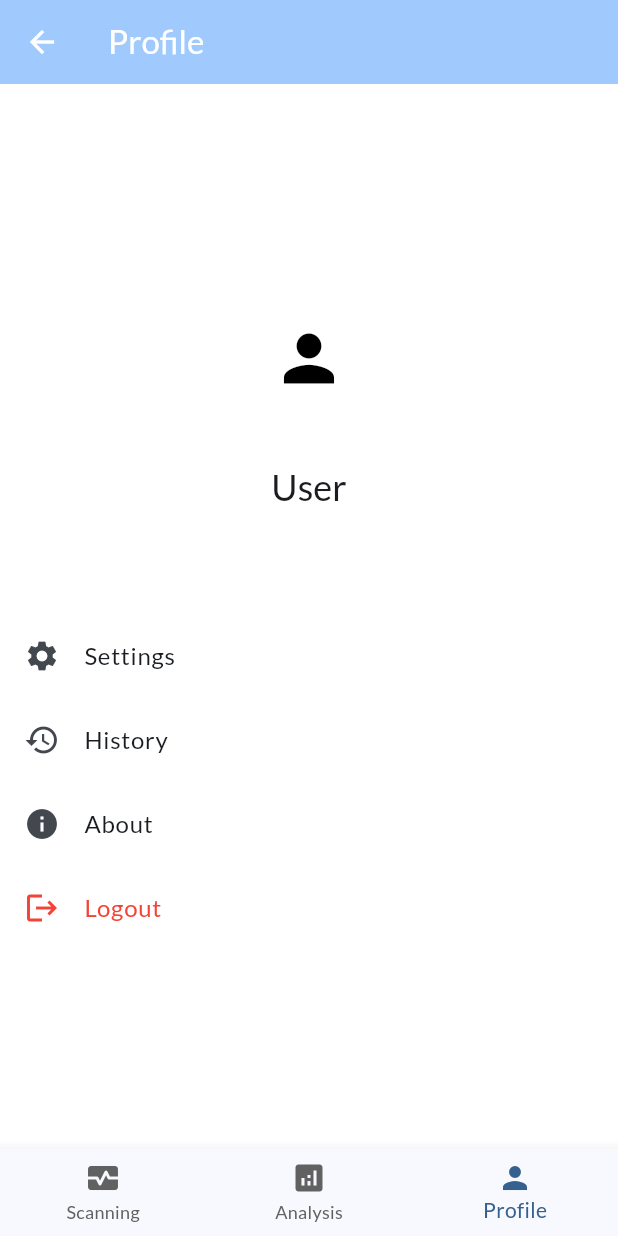
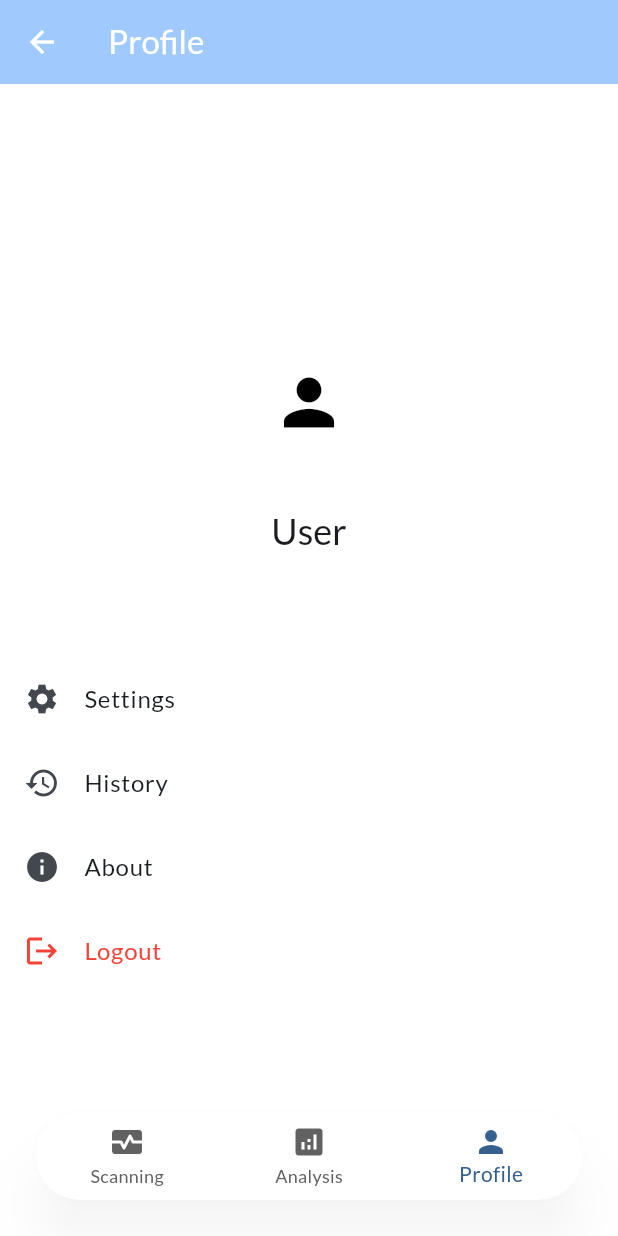
Before and after one commit to poqob/ekg-vision-app, a Flutter app: the HomeScreen screen opened by its route, item 3 of the bottom bar chosen, on a phone screen of 412 x 824 dp. Run offline on Flutter 3.47's test engine with Material 3 defaults, Android fonts, the phone set to English and light mode, and no system bars; our stand-ins replace file_picker, flutter_animate, flutter_svg, google_fonts, image_picker, shared_preferences; accounts and stored records are empty; network calls fail.

Commit message:
bottom navigation bar converted to hovering one!

```diff
--- a/lib/screens/home/home_screen.dart
+++ b/lib/screens/home/home_screen.dart
@@ -42,7 +42,28 @@ class _HomeScreenState extends State<HomeScreen> {
         elevation: 0,
       ),
       body: _screens[_selectedIndex],
-      bottomNavigationBar: BottomNavigationBar(
+      // Island-style floating bottom navigation bar
+      extendBody: true,
+      bottomNavigationBar: Padding(
+        padding: const EdgeInsets.only(bottom: 24.0, left: 24.0, right: 24.0),
+        child: PhysicalModel(
+          color: Colors.transparent,
+          elevation: 16,
+          borderRadius: BorderRadius.circular(32),
+          shadowColor: Colors.black.withOpacity(0.2),
+          child: ClipRRect(
+            borderRadius: BorderRadius.circular(32),
+            child: Container(
+              decoration: BoxDecoration(
+                color: Theme.of(context)
+                        .bottomNavigationBarTheme
+                        .backgroundColor ??
+                    (Theme.of(context).brightness == Brightness.dark
+                        ? Colors.grey.shade900
+                        : Colors.white),
+                borderRadius: BorderRadius.circular(32),
+              ),
+              child: BottomNavigationBar(
                 items: const <BottomNavigationBarItem>[
                   BottomNavigationBarItem(
                     icon: Icon(Icons.monitor_heart_rounded),
@@ -59,13 +80,19 @@ class _HomeScreenState extends State<HomeScreen> {
                 ],
                 currentIndex: _selectedIndex,
                 selectedItemColor: Theme.of(context).colorScheme.primary,
-        backgroundColor: Theme.of(context).brightness == Brightness.dark
-            ? Colors.grey.shade900
-            : null,
-        unselectedItemColor: Theme.of(context).brightness == Brightness.dark
+                backgroundColor: Colors.transparent,
+                elevation: 0,
+                unselectedItemColor:
+                    Theme.of(context).brightness == Brightness.dark
                         ? Colors.grey.shade400
                         : Colors.grey.shade700,
                 onTap: _onItemTapped,
+                type: BottomNavigationBarType.fixed,
+                showUnselectedLabels: true,
+              ),
+            ),
+          ),
+        ),
       ),
     );
   }
```
Lines whose indentation alone changed are shown as unchanged.
